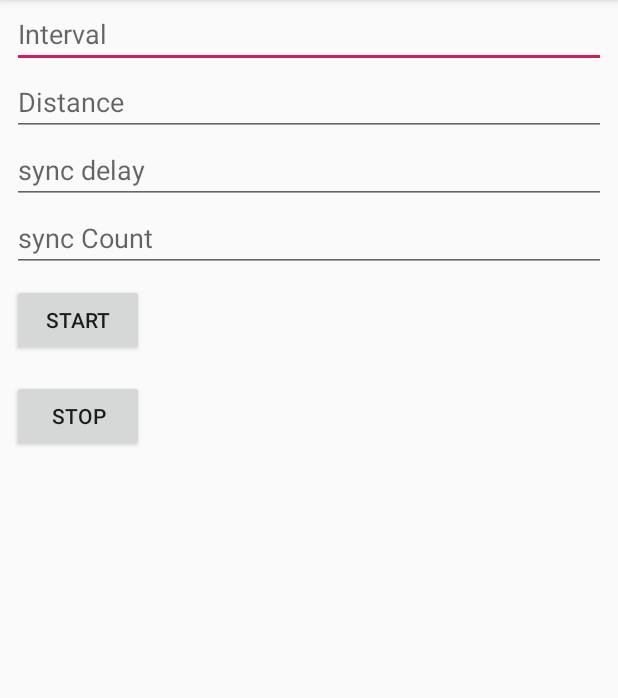
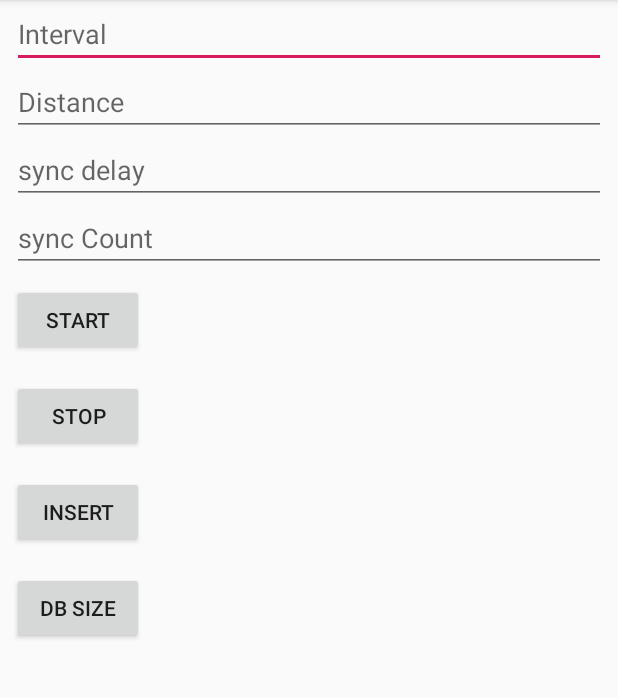
Before and after one commit to m0hammadgh/LocationTracking, an Android app: the screen it shows after launch (MainActivity), on a phone screen of 412 x 824 dp, the part 84-782 px from its top. Run offline under Robolectric (Android 15) with nearby library versions, the phone set to English and light mode, and no system bars; libraries missing offline, so code that uses them is left out: com.github.kayvannj.permission_utils.

```diff
--- a/app/build.gradle
+++ b/app/build.gradle
@@ -33,4 +33,5 @@ dependencies {
     androidTestImplementation 'androidx.test:runner:1.2.0'
     androidTestImplementation 'androidx.test.espresso:espresso-core:3.2.0'
     implementation project(path: ':gpstracker')
+    debugImplementation 'com.amitshekhar.android:debug-db:1.0.6'
 }
--- a/app/src/main/res/layout/activity_main.xml
+++ b/app/src/main/res/layout/activity_main.xml
@@ -16,7 +16,7 @@
             android:layout_marginRight="8dp"
             android:hint="Interval"
             app:layout_constraintEnd_toEndOf="parent"
-        app:layout_constraintStart_toStartOf="parent" />
+            app:layout_constraintStart_toStartOf="parent"/>
 
     <EditText
             android:layout_width="match_parent"
@@ -27,7 +27,7 @@
             android:layout_marginRight="8dp"
             android:hint="Distance"
             app:layout_constraintEnd_toEndOf="parent"
-        app:layout_constraintStart_toStartOf="parent" />
+            app:layout_constraintStart_toStartOf="parent"/>
 
     <EditText
             android:layout_width="match_parent"
@@ -38,7 +38,7 @@
             android:layout_marginRight="8dp"
             android:hint="sync delay"
             app:layout_constraintEnd_toEndOf="parent"
-        app:layout_constraintStart_toStartOf="parent" />
+            app:layout_constraintStart_toStartOf="parent"/>
 
     <EditText
             android:layout_width="match_parent"
@@ -49,7 +49,7 @@
             android:layout_marginRight="8dp"
             android:hint="sync Count"
             app:layout_constraintEnd_toEndOf="parent"
-        app:layout_constraintStart_toStartOf="parent" />
+            app:layout_constraintStart_toStartOf="parent"/>
 
     <Button
             android:id="@+id/btnStop"
@@ -60,7 +60,7 @@
             app:layout_constraintBottom_toTopOf="@+id/btnStart"
             app:layout_constraintEnd_toEndOf="parent"
             app:layout_constraintStart_toStartOf="parent"
-        app:layout_constraintTop_toTopOf="parent" />
+            app:layout_constraintTop_toTopOf="parent"/>
 
     <Button
             android:id="@+id/btnStart"
@@ -73,6 +73,31 @@
             app:layout_constraintHorizontal_bias="0.517"
             app:layout_constraintStart_toStartOf="parent"
             app:layout_constraintTop_toTopOf="parent"
-        app:layout_constraintVertical_bias="0.988" />
+            app:layout_constraintVertical_bias="0.988"/>
+    <Button
+            android:id="@+id/insertData"
+            android:layout_width="wrap_content"
+            android:layout_height="wrap_content"
+            android:layout_margin="8dp"
+            android:text="insert"
+            app:layout_constraintBottom_toBottomOf="parent"
+            app:layout_constraintEnd_toEndOf="parent"
+            app:layout_constraintHorizontal_bias="0.517"
+            app:layout_constraintStart_toStartOf="parent"
+            app:layout_constraintTop_toTopOf="parent"
+            app:layout_constraintVertical_bias="0.988"/>
+    <Button
+            android:id="@+id/getsize"
+            android:layout_width="wrap_content"
+            android:layout_height="wrap_content"
+            android:layout_margin="8dp"
+            android:text="db size"
+            app:layout_constraintBottom_toBottomOf="parent"
+            app:layout_constraintEnd_toEndOf="parent"
+            app:layout_constraintHorizontal_bias="0.517"
+            app:layout_constraintStart_toStartOf="parent"
+            app:layout_constraintTop_toTopOf="parent"
+            app:layout_constraintVertical_bias="0.988"/>
+
 
 </LinearLayout>
--- a/gpstracker/src/main/java/com/golriz/gpstracker/DB/db/NoteDatabase.kt
+++ b/gpstracker/src/main/java/com/golriz/gpstracker/DB/db/UserDatabase.kt
@@ -7,7 +7,7 @@ import com.golriz.gpstracker.DB.model.UserCurrentLocation
 
 
 @Database(entities = [UserCurrentLocation::class], version = 1, exportSchema = false)
-abstract class NoteDatabase : RoomDatabase() {
+abstract class UserDatabase : RoomDatabase() {
 
     abstract fun daoAccess(): UserLocationDao
 }
--- a/gpstracker/src/main/java/com/golriz/gpstracker/LocationReceiverlib.kt
+++ b/gpstracker/src/main/java/com/golriz/gpstracker/LocationReceiverlib.kt
@@ -7,16 +7,16 @@ import android.location.Location
 import android.os.Parcelable
 import android.util.Log
 import com.golriz.gpstracker.Core.SettingsLocationTracker
+import com.golriz.gpstracker.DB.repository.RoomRepository
 
-/**
- * @author josevieira
- */
 class LocationReceiverlib : BroadcastReceiver() {
 
     override fun onReceive(context: Context, intent: Intent?) {
         if (null != intent && intent.action == "my.action.mohammad") {
             val locationData =
                     intent.getParcelableExtra<Parcelable>(SettingsLocationTracker.LOCATION_MESSAGE) as Location?
+            RoomRepository(context).insertTask(locationData?.latitude, locationData?.longitude)
+
             Log.d(
                     "Location from lib: ",
                     "Latitude****: " + locationData?.latitude + "Longitude:" + locationData?.longitude
```
Also changed, not shown: app/src/main/java/com/golriz/locationtracker/MainActivity.kt (+25 -6 lines), gpstracker/src/main/java/com/golriz/gpstracker/DB/dao/UserLocationDao.kt (+6 -2 lines), gpstracker/src/main/java/com/golriz/gpstracker/DB/repository/NoteRepository.kt (deleted, +0 -95 lines), gpstracker/src/main/java/com/golriz/gpstracker/DB/repository/RoomRepository.kt (added, +67 -0 lines). Lines whose indentation alone changed are shown as unchanged.
